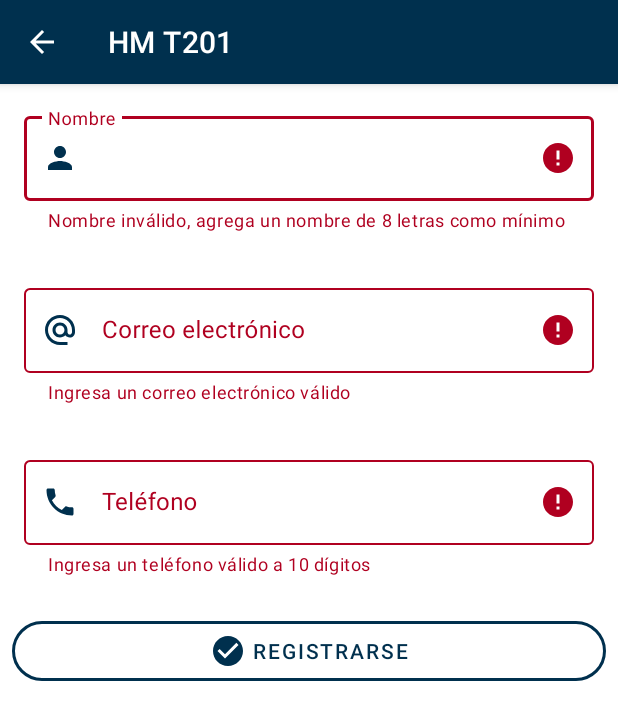
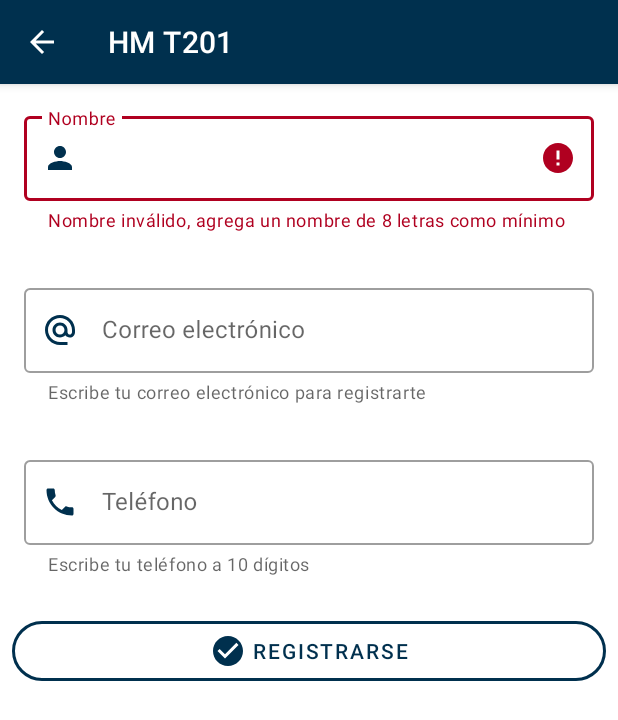
Before and after one commit to zavaletadev/t201-dapps, an Android app: the ValidacionesActivity screen opened directly, with no data from a screen before it, after a tap on "REGISTRARSE", on a phone screen of 412 x 824 dp. Shown: the top 720 px of the screen. Run offline under Robolectric (Android 15) with nearby library versions, the phone set to English and light mode, and no system bars.

Commit message:
AlertDialog con iconos y logica negativa

```diff
--- a/app/src/main/java/mx/edu/uteq/dapps/holamundo/ValidacionesActivity.java
+++ b/app/src/main/java/mx/edu/uteq/dapps/holamundo/ValidacionesActivity.java
@@ -2,6 +2,7 @@ package mx.edu.uteq.dapps.holamundo;
 
 import androidx.annotation.NonNull;
 import androidx.appcompat.app.ActionBar;
+import androidx.appcompat.app.AlertDialog;
 import androidx.appcompat.app.AppCompatActivity;
 import android.os.Bundle;
 import android.text.Editable;
@@ -112,19 +113,60 @@ public class ValidacionesActivity extends AppCompatActivity {
          */
         binding.mbValidar.setOnClickListener(view -> {
             /*
-            Validamos a nombre
+            Validamos QUE EL NOMBRE SEA INCORRECTO
              */
-            validarNombre(binding.tietNombre.getText().toString());
+            if (!validarNombre(binding.tietNombre.getText().toString())) {
+                //Programamos cuando el NO nombre sea valido
+                //Terminar con el click para que ya no se ejecute NADA
+                return;
+            }
 
             /*
-            Validamos el correo electrónico
+            Validamos QUE EL CORREO SEA INCORRECTO
              */
-            validarCorreo(binding.tietEmail.getText().toString());
+            if (!validarCorreo(binding.tietEmail.getText().toString())) {
+                //Terminaos el evento click
+                return;
+            }
 
             /*
-            Validamos el teléfono
+            Validamos QUE EL TELÉFONO SEA INCORRECTO
              */
-            validarTelefono(binding.tietTelefono.getText().toString());
+            if (!validarTelefono(binding.tietTelefono.getText().toString())) {
+                //Terminamos el click
+                return;
+            }
+
+            /*
+            ESTA SECCIÓN DLE CÓDIGO SOLO SE VA EJECUTAR SI NO CAEMOS EN NINGUNO
+            DE LOS IF ANTERIORES
+             */
+
+            /*
+            Alerta para confirmar los datos, editarlos o regresar a
+            la pantalla anterior
+             */
+            AlertDialog.Builder alerta = new AlertDialog.Builder(ValidacionesActivity.this);
+            alerta.setTitle("¿Son todos los datos correctos?");
+            alerta.setIcon(R.drawable.ic_quiz);
+            alerta.setMessage("Crearemos una cuenta con tu información ingresada");
+            alerta.setCancelable(false);
+
+            //icono al boton neutral === editar formulario
+            alerta.setNeutralButtonIcon(getDrawable(R.drawable.ic_edit_note));
+            alerta.setNeutralButton("", null);
+
+            //icono al boton negative === regresar al menu principal
+            alerta.setNegativeButtonIcon(getDrawable(R.drawable.ic_clear));
+            alerta.setNegativeButton("", null);
+
+            //icono al boton positive === mandar los datos al sig activity
+            alerta.setPositiveButtonIcon(getDrawable(R.drawable.ic_save));
+            alerta.setPositiveButton("", null);
+
+            //Mostramos la alerta
+            alerta.show();
+
         });
 
     }
--- /dev/null
+++ b/app/src/main/res/drawable/ic_edit_note.xml
@@ -0,0 +1,10 @@
+<vector xmlns:android="http://schemas.android.com/apk/res/android"
+    android:width="24dp"
+    android:height="24dp"
+    android:viewportWidth="24"
+    android:viewportHeight="24"
+    android:tint="?attr/colorControlNormal">
+  <path
+      android:fillColor="@android:color/white"
+      android:pathData="M3,10h11v2H3V10zM3,8h11V6H3V8zM3,16h7v-2H3V16zM18.01,12.87l0.71,-0.71c0.39,-0.39 1.02,-0.39 1.41,0l0.71,0.71c0.39,0.39 0.39,1.02 0,1.41l-0.71,0.71L18.01,12.87zM17.3,13.58l-5.3,5.3V21h2.12l5.3,-5.3L17.3,13.58z"/>
+</vector>
--- /dev/null
+++ b/app/src/main/res/drawable/ic_quiz.xml
@@ -0,0 +1,13 @@
+<vector xmlns:android="http://schemas.android.com/apk/res/android"
+    android:width="24dp"
+    android:height="24dp"
+    android:viewportWidth="24"
+    android:viewportHeight="24"
+    android:tint="?attr/colorControlNormal">
+  <path
+      android:fillColor="@android:color/white"
+      android:pathData="M4,6H2v14c0,1.1 0.9,2 2,2h14v-2H4V6z"/>
+  <path
+      android:fillColor="@android:color/white"
+      android:pathData="M20,2H8C6.9,2 6,2.9 6,4v12c0,1.1 0.9,2 2,2h12c1.1,0 2,-0.9 2,-2V4C22,2.9 21.1,2 20,2zM14.01,15c-0.59,0 -1.05,-0.47 -1.05,-1.05c0,-0.59 0.47,-1.04 1.05,-1.04c0.59,0 1.04,0.45 1.04,1.04C15.04,14.53 14.6,15 14.01,15zM16.51,8.83c-0.63,0.93 -1.23,1.21 -1.56,1.81c-0.13,0.24 -0.18,0.4 -0.18,1.18h-1.52c0,-0.41 -0.06,-1.08 0.26,-1.65c0.41,-0.73 1.18,-1.16 1.63,-1.8c0.48,-0.68 0.21,-1.94 -1.14,-1.94c-0.88,0 -1.32,0.67 -1.5,1.23l-1.37,-0.57C11.51,5.96 12.52,5 13.99,5c1.23,0 2.08,0.56 2.51,1.26C16.87,6.87 17.08,7.99 16.51,8.83z"/>
+</vector>
```
